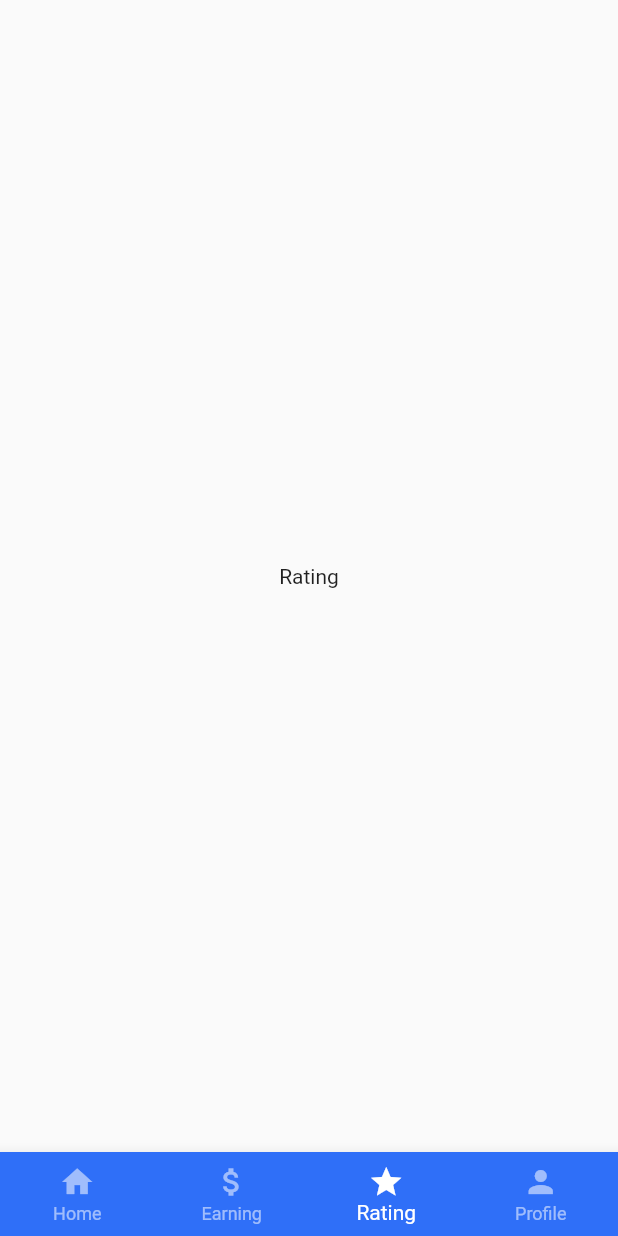
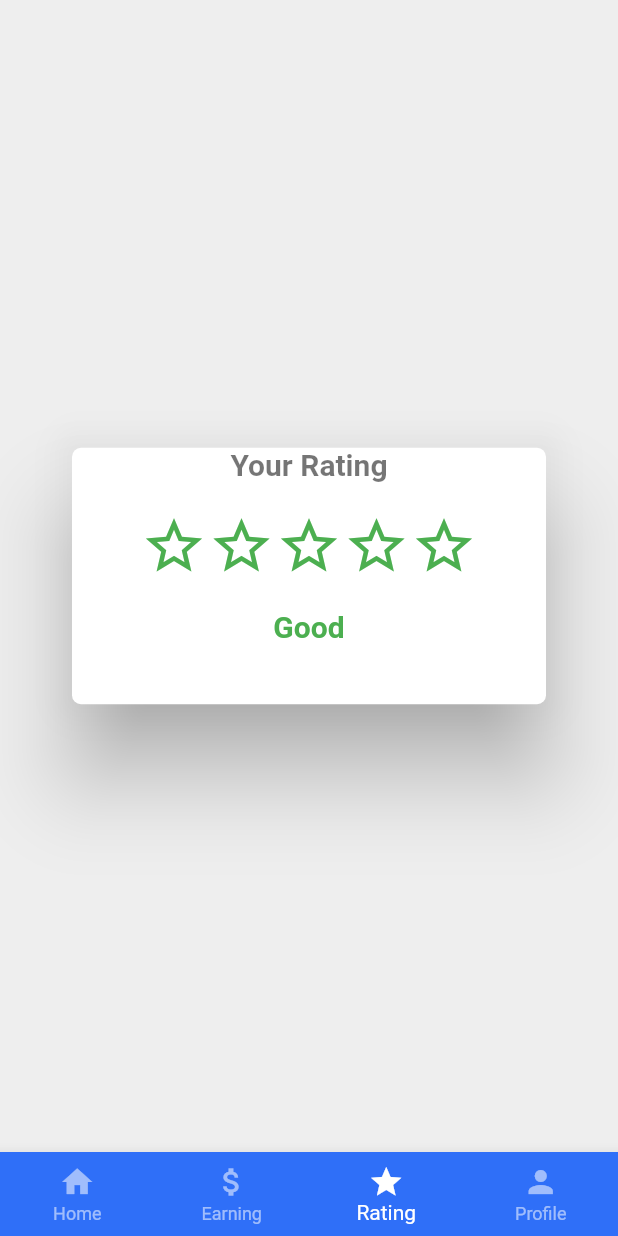
Before and after one commit to DhanushaSamaranayake/bus_driver_app, a Flutter app: the MainScreen screen opened directly, item 3 of the bottom bar chosen, on a phone screen of 412 x 824 dp. Run offline on Flutter 3.47's test engine with Material 2 defaults, Android fonts, the phone set to English and light mode, and no system bars; our stand-ins replace assets_audio_player, firebase_auth, firebase_core, firebase_database, firebase_messaging, fluttertoast and 3 more; missing offline and left inert: flutter_geofire, flutter_polyline_points; accounts and stored records are empty.

Commit message:
add rating and profile pages

```diff
--- a/lib/TabPages/home.dart
+++ b/lib/TabPages/home.dart
@@ -71,6 +71,8 @@ class _HomeState extends State<Home> {
         await AssistantMethods.searchAddressForGeographCordinates(
             driverCurrentPosition!, context);
     print("this is your address = " + humanReadableAddress);
+
+    AssistantMethods.readDriverRating(context);
   }
 
   readCurrentDriverInformation() async {
--- a/lib/TabPages/rating.dart
+++ b/lib/TabPages/rating.dart
@@ -1,18 +1,121 @@
+import 'package:bus_driver_app/global/global.dart';
+import 'package:bus_driver_app/infoHandler/appInfo.dart';
+import 'package:firebase_database/firebase_database.dart';
 import 'package:flutter/material.dart';
+import 'package:flutter/services.dart';
+import 'package:fluttertoast/fluttertoast.dart';
+import 'package:provider/provider.dart';
+import 'package:smooth_star_rating_nsafe/smooth_star_rating.dart';
 
-class Rating extends StatefulWidget {
-  const Rating({Key? key}) : super(key: key);
+class RatingsTabPage extends StatefulWidget {
+  const RatingsTabPage({Key? key}) : super(key: key);
 
   @override
-  _RatingState createState() => _RatingState();
+  State<RatingsTabPage> createState() => _RatingsTabPage();
 }
 
-class _RatingState extends State<Rating> {
+class _RatingsTabPage extends State<RatingsTabPage> {
+  @override
+  void initState() {
+    // TODO: implement initState
+    super.initState();
+    getRatingNumber();
+  }
+
+  getRatingNumber() {
+    setState(() {
+      ratingsNumber = double.parse(
+          Provider.of<AppInfo>(context, listen: false).driverTotalRatings);
+    });
+    setupRatingTitle();
+  }
+
+  setupRatingTitle() {
+    if (ratingsNumber == 1) {
+      setState(() {
+        titleRating = "Very Bad";
+      });
+    }
+    if (ratingsNumber == 2) {
+      setState(() {
+        titleRating = " Bad";
+      });
+    }
+    if (ratingsNumber == 3) {
+      setState(() {
+        titleRating = "Good";
+      });
+    }
+    if (ratingsNumber == 4) {
+      setState(() {
+        titleRating = "Very Good";
+      });
+    }
+    if (ratingsNumber == 5) {
+      setState(() {
+        titleRating = "Excellent";
+      });
+    }
+  }
+
   @override
   Widget build(BuildContext context) {
-    return Container(
-      child: Center(
-        child: Text("Rating"),
+    return Scaffold(
+      backgroundColor: Colors.grey[200],
+      body: Dialog(
+        shape: RoundedRectangleBorder(
+          borderRadius: BorderRadius.circular(14),
+        ),
+        backgroundColor: Colors.transparent,
+        child: Container(
+          margin: const EdgeInsets.all(8),
+          width: double.infinity,
+          decoration: BoxDecoration(
+            color: Colors.white,
+            borderRadius: BorderRadius.circular(6),
+          ),
+          child: Column(
+            mainAxisSize: MainAxisSize.min,
+            children: [
+              const Text(
+                "Your Rating",
+                style: TextStyle(
+                  fontSize: 20,
+                  fontWeight: FontWeight.bold,
+                  color: Colors.black54,
+                ),
+              ),
+              const SizedBox(
+                height: 20,
+              ),
+              SmoothStarRating(
+                rating: ratingsNumber,
+                allowHalfRating: false,
+                color: Colors.green,
+                borderColor: Colors.green,
+                starCount: 5,
+                size: 45,
+              ),
+              const SizedBox(
+                height: 20,
+              ),
+              Text(
+                titleRating,
+                style: const TextStyle(
+                  fontSize: 20,
+                  fontWeight: FontWeight.bold,
+                  color: Colors.green,
+                ),
+              ),
+              const SizedBox(
+                height: 20,
+              ),
+              const SizedBox(
+                height: 20,
+              ),
+            ],
+          ),
+        ),
       ),
     );
   }
--- a/lib/global/global.dart
+++ b/lib/global/global.dart
@@ -14,3 +14,5 @@ AssetsAudioPlayer audioPlayer = AssetsAudioPlayer();
 Position? driverCurrentPosition;
 DriverData onlineDriverData = DriverData();
 String? driverVehicleType = "";
+double ratingsNumber = 0;
+String titleRating = "Good";
--- a/lib/infoHandler/appInfo.dart
+++ b/lib/infoHandler/appInfo.dart
@@ -8,6 +8,7 @@ class AppInfo extends ChangeNotifier {
   List<String> historyTripKeyList = [];
   List<TripHistoryModel> allHistoryTripList = [];
   String driverTotalEarnings = "0";
+  String driverTotalRatings = "0";
 
   void updatePickUpLocationAddress(Directions userPickUpAddress) {
     userPickUpLocation = userPickUpAddress;
@@ -37,4 +38,8 @@ class AppInfo extends ChangeNotifier {
   updateDriverEarnings(String driverEarnings) {
     driverTotalEarnings = driverEarnings;
   }
+
+  updateDriverRating(String driverRating) {
+    driverTotalRatings = driverRating;
+  }
 }
--- a/lib/mainScreens/main_screen.dart
+++ b/lib/mainScreens/main_screen.dart
@@ -39,8 +39,8 @@ class _MainScreenState extends State<MainScreen>
         children: const [
           Home(),
           Earning(),
-          Rating(),
-          Profile(),
+          RatingsTabPage(),
+          ProfileTabPage(),
         ],
       ),
       bottomNavigationBar: BottomNavigationBar(
--- a/pubspec.yaml
+++ b/pubspec.yaml
@@ -47,6 +47,8 @@ dependencies:
   flutter_geofire: ^2.0.3
   firebase_messaging: ^14.4.0
   assets_audio_player: ^3.0.6
+  smooth_star_rating_nsafe: ^1.0.0+1
+  intl: ^0.17.0
 
 dev_dependencies:
   flutter_test:
```
Also changed, not shown: lib/TabPages/profile.dart (+59 -14 lines), lib/assistants/assistents_methods.dart (+17 -0 lines), lib/widgets/info_design_ui.dart (added, +28 -0 lines), pubspec.lock.
